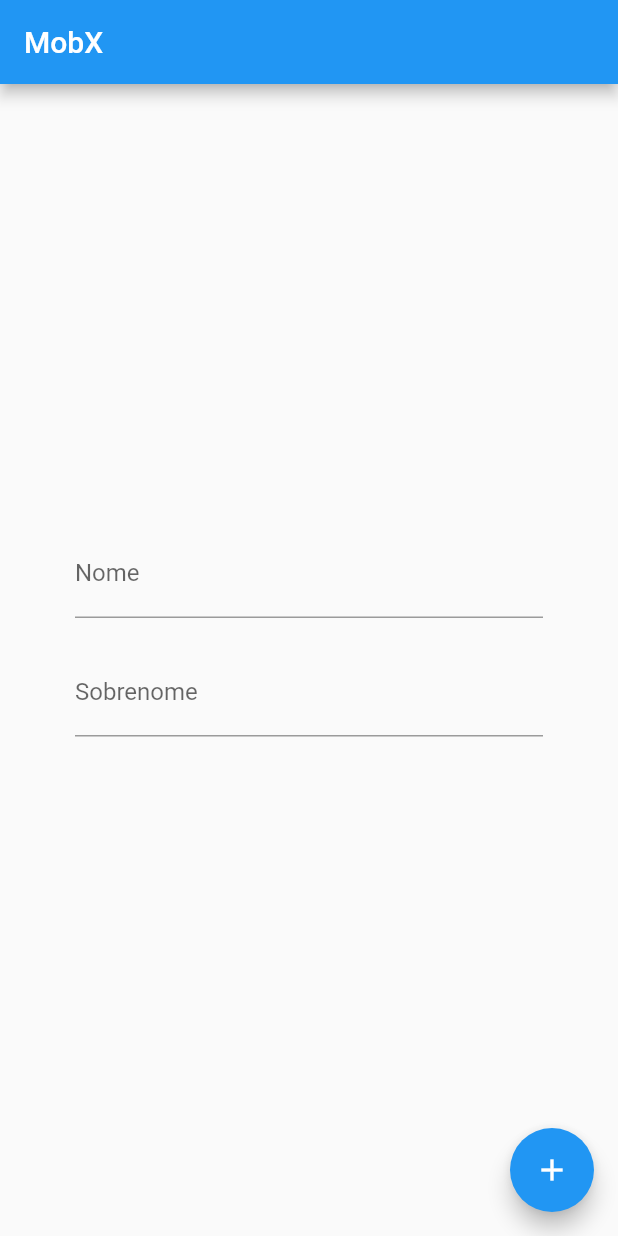
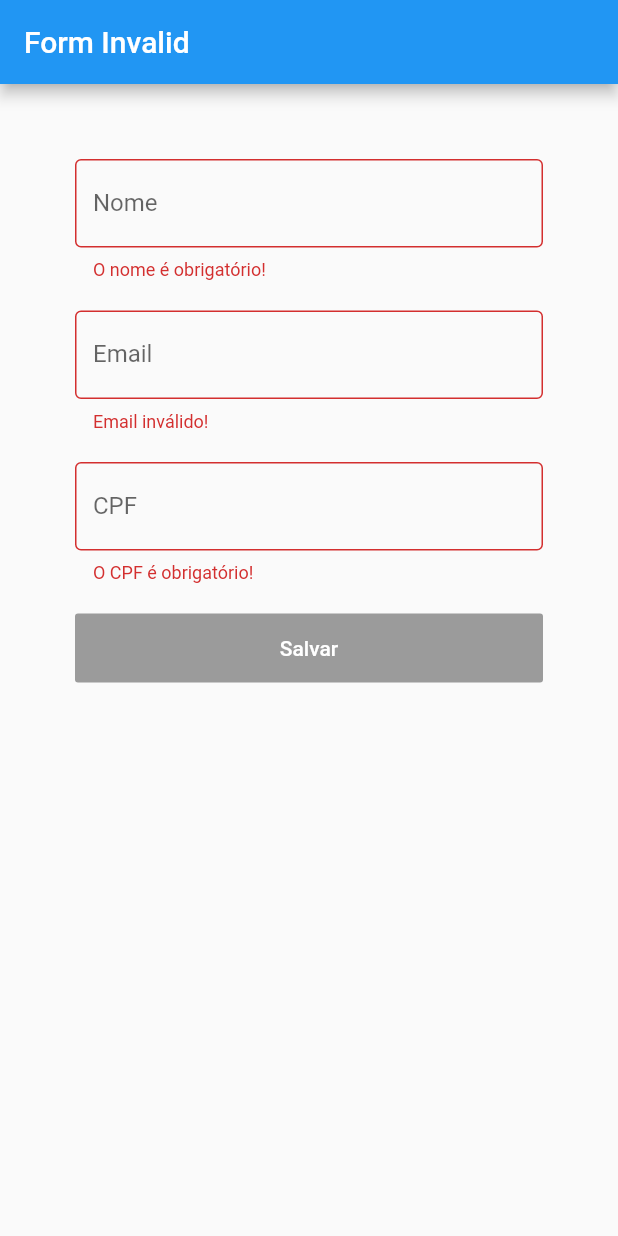
Before and after one commit to gustavovitor/mobx-estudos, a Flutter app: the screen it shows after launch, on a phone screen of 412 x 824 dp. Run offline on Flutter 3.47's test engine with Material 2 defaults, Android fonts, the phone set to English and light mode, and no system bars; our stand-ins replace flutter_mobx, mobx; generated files the repository leaves out were written again.

```diff
--- /dev/null
+++ b/lib/body.dart
@@ -0,0 +1,85 @@
+import 'package:flutter/material.dart';
+import 'package:flutter_mobx/flutter_mobx.dart';
+import 'package:mobx_estudo/controller.dart';
+import 'package:provider/provider.dart';
+
+class BodyWidget extends StatelessWidget {
+
+  @override
+  Widget build(BuildContext context) {
+    final Controller controller = Provider.of<Controller>(context);
+
+    return Padding(
+      padding: EdgeInsets.all(50),
+      child: Center(
+        child: ListView(
+          children: <Widget>[
+            Column(
+              mainAxisAlignment: MainAxisAlignment.center,
+              children: <Widget>[
+                Observer(
+                  builder: (_) {
+                    return _textField(
+                        label: "Nome",
+                        onChanged: controller.client.setName,
+                        errorText: controller.validateName
+                    );
+                  },
+                ),
+                SizedBox(height: 20,),
+                Observer(
+                  builder: (_) {
+                    return _textField(
+                        label: "Email",
+                        onChanged: controller.client.setEmail,
+                        errorText: controller.validateEmail
+                    );
+                  },
+                ),
+                SizedBox(height: 20,),
+                Observer(
+                  builder: (_) {
+                    return _textField(
+                        label: "CPF",
+                        onChanged: controller.client.setCpf,
+                        errorText: controller.validateCpf
+                    );
+                  },
+                ),
+                SizedBox(height: 20,),
+                Row(
+                  children: <Widget>[
+                    Expanded(
+                      child: Container(
+                        height: 46,
+                        child: Observer(
+                          builder: (_) => RaisedButton(
+                            color: Colors.blue,
+                            textColor: Colors.white,
+                            onPressed: controller.isValid ? () {} : null,
+                            child: Text("Salvar"),
+                          ),
+                        ),
+                      ),
+                    ),
+                  ],
+                )
+              ],
+            ),
+          ],
+        ),
+      ),
+    );
+  }
+
+  _textField({String label, Function onChanged, String Function() errorText}) {
+    return TextField(
+      onChanged: onChanged,
+      decoration: InputDecoration(
+        border: OutlineInputBorder(),
+        labelText: label,
+        errorText: errorText == null ? null : errorText(),
+      ),
+    );
+  }
+}
--- a/lib/controller.dart
+++ b/lib/controller.dart
@@ -1,25 +1,43 @@
 import 'package:mobx/mobx.dart';
+
+import 'models/client.dart';
 
 part 'controller.g.dart';
 class Controller = ControllerBase with _$Controller;
 
 abstract class ControllerBase with Store {
-  @observable
-  String nome = '';
-
-  @observable
-  String sobrenome = '';
+  var client = Client();
 
   @computed
-  String get nomeCompleto => "$nome $sobrenome";
-
-  @action
-  changeName(String text) {
-    nome = text;
+  bool get isValid {
+    return validateName() == null &&
+           validateEmail() == null &&
+           validateCpf() == null;
   }
 
-  @action
-  changeSobrenome(String text) {
-    sobrenome = text;
+  String validateName() {
+    if (client.name == null || client.name.isEmpty) {
+      return 'O nome é obrigatório!';
+    }
+
+    return null;
   }
+
+  String validateEmail() {
+    if (client.email == null || client.email.isEmpty || !client.email.contains('@')) {
+      return 'Email inválido!';
+    }
+
+    return null;
+  }
+
+  String validateCpf() {
+    if (client.cpf == null || client.cpf.isEmpty) {
+      return 'O CPF é obrigatório!';
+    }
+
+    return null;
+  }
+
+  dispose() {}
 }
--- a/lib/main.dart
+++ b/lib/main.dart
@@ -1,5 +1,7 @@
 import 'package:flutter/material.dart';
 import 'package:flutter_mobx/flutter_mobx.dart';
+import 'package:mobx_estudo/body.dart';
+import 'package:provider/provider.dart';
 
 import 'controller.dart';
 
@@ -8,57 +10,35 @@ void main() => runApp(MyApp());
 class MyApp extends StatelessWidget {
   @override
   Widget build(BuildContext context) {
-    return MaterialApp(
-      title: 'MobX',
-      theme: ThemeData(
-        primarySwatch: Colors.blue,
+    return MultiProvider(
+      providers: [
+        Provider<Controller>(
+          create: (_) => Controller(), dispose: (_, controller) => controller.dispose(),)
+      ],
+      child: MaterialApp(
+        title: 'MobX',
+        theme: ThemeData(
+          primarySwatch: Colors.blue,
+        ),
+        home: MyHomePage(),
       ),
-      home: MyHomePage(title: 'MobX'),
     );
   }
 }
 
 class MyHomePage extends StatelessWidget {
-  MyHomePage({Key key, this.title}) : super(key: key);
-
-  final String title;
-
-  final controller = Controller();
+  MyHomePage({Key key}) : super(key: key);
 
   @override
   Widget build(BuildContext context) {
+    final controller = Provider.of<Controller>(context);
+
     return Scaffold(
-      appBar: AppBar(
-        title: Text(title),
-      ),
-      body: Padding(
-        padding: EdgeInsets.all(50),
-        child: Center(
-          child: Column(
-            mainAxisAlignment: MainAxisAlignment.center,
-            children: <Widget>[
-              TextField(
-                decoration: InputDecoration(labelText: 'Nome'),
-                onChanged: controller.changeName,
-              ),
-              SizedBox(height: 20,),
-              TextField(
-                decoration: InputDecoration(labelText: 'Sobrenome'),
-                onChanged: controller.changeSobrenome,
-              ),
-              SizedBox(height: 20,),
-              Observer(builder: (_) => Text('${controller.nomeCompleto}'))
-            ],
+        appBar: AppBar(
+          title: Observer(
+            builder: (_) => Text(controller.isValid ? 'Form Valid' : 'Form Invalid'),
           ),
         ),
-      ),
-      floatingActionButton: FloatingActionButton(
-        onPressed: () {
-
-        },
-        tooltip: 'Increment',
-        child: Icon(Icons.add),
-      ),
-    );
+        body: BodyWidget());
   }
 }
--- /dev/null
+++ b/lib/models/client.dart
@@ -0,0 +1,26 @@
+import 'package:mobx/mobx.dart';
+part 'client.g.dart';
+
+class Client = ClientBase with _$Client;
+
+abstract class ClientBase with Store {
+
+  @observable
+  String name;
+
+  @observable
+  String email;
+
+  @observable
+  String cpf;
+
+  @action
+  setName(String text) => name = text;
+
+  @action
+  setEmail(String text) => email = text;
+
+  @action
+  setCpf(String text) => cpf = text;
+
+}
--- a/pubspec.yaml
+++ b/pubspec.yaml
@@ -27,6 +27,7 @@ dependencies:
   # MobX
   mobx: 1.0.1
   flutter_mobx: 1.0.1
+  provider:
 
 dev_dependencies:
   flutter_test:
@@ -35,7 +36,6 @@ dev_dependencies:
   # MobX auto generate codes
   mobx_codegen:
   build_runner:
-
 
 # For information on the generic Dart part of this file, see the
 # following page: https://dart.dev/tools/pub/pubspec
```
Also changed, not shown: pubspec.lock.
